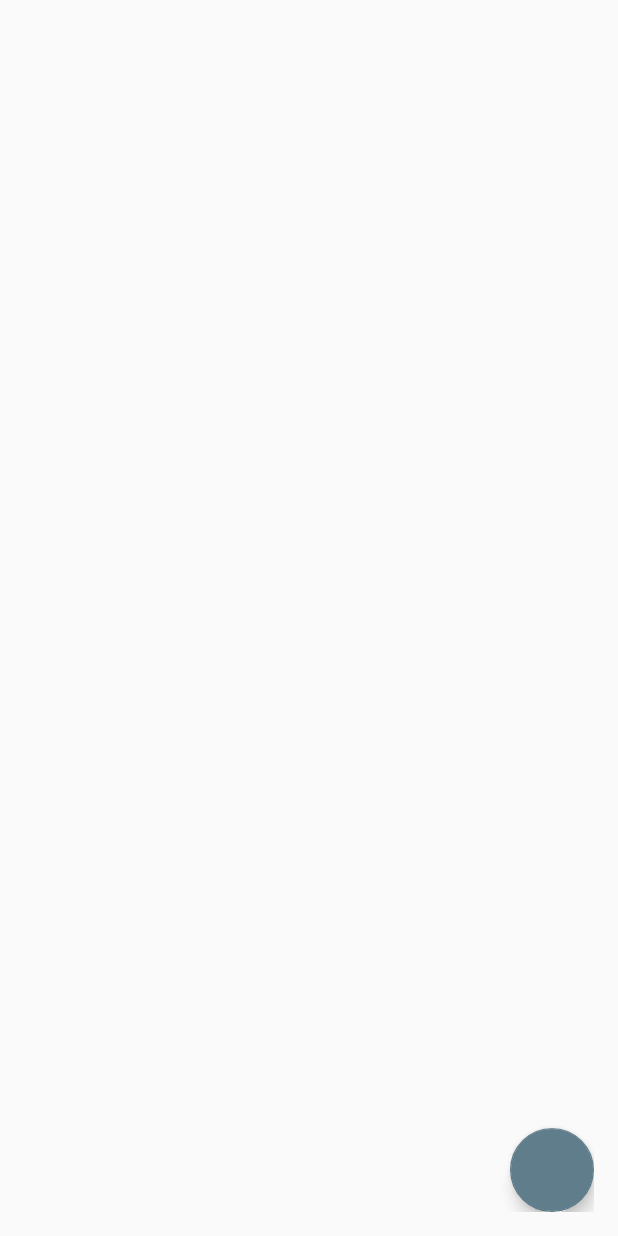
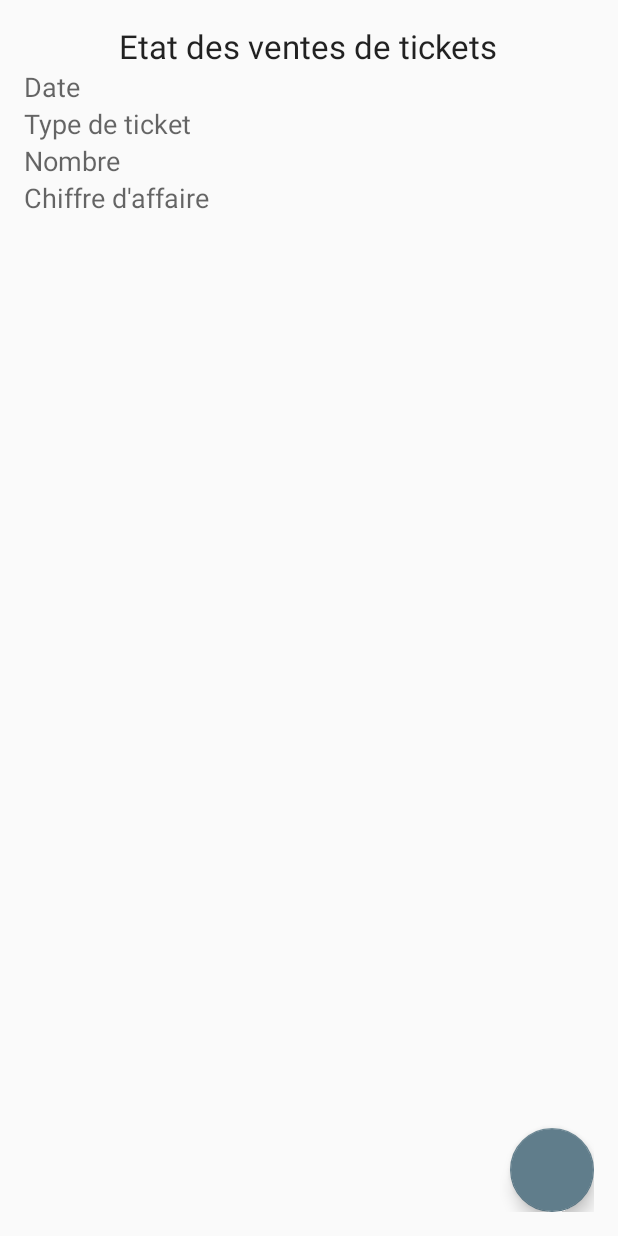
Before and after one commit to tpuch24/zooTeam3Front, an Android app: the TicketsDetailsActivity screen opened directly, with no data from a screen before it, on a phone screen of 412 x 824 dp. Run offline under Robolectric (Android 15) with nearby library versions, the phone set to English and light mode, and no system bars; 5 statements that could not run were skipped.

Commit message:
Work on UI, completion of text area and form

```diff
--- a/app/src/main/java/zooapp/jmdel/fr/zooapp/TicketsDetailsActivity.java
+++ b/app/src/main/java/zooapp/jmdel/fr/zooapp/TicketsDetailsActivity.java
@@ -7,6 +7,8 @@ import android.os.Bundle;
 import android.view.View;
 import android.widget.TextView;
 
+import zooapp.jmdel.fr.zooapp.model.Ticket;
+
 public class TicketsDetailsActivity extends AppCompatActivity {
 
     @Override
@@ -15,19 +17,35 @@ public class TicketsDetailsActivity extends AppCompatActivity {
         setContentView(R.layout.activity_tickets_details);
 
         Intent intent = getIntent();
-        String str = intent.getStringExtra("reference");
 
-        final TextView txtv = (TextView)findViewById(R.id.textView4);
+        //Put all object in a bundle
+        Bundle extras = intent.getExtras();
 
+        final Ticket ticket = (Ticket) extras.get("reference");
+
+        TextView txtv = (TextView)findViewById(R.id.textView2);
         assert txtv != null;
-        txtv.setText(str);
+        txtv.setText(ticket.getDate());
 
-        FloatingActionButton ticket = (FloatingActionButton) findViewById(R.id.ticketUpdate);
-        assert ticket != null;
-        ticket.setOnClickListener(new View.OnClickListener() {
+        txtv = (TextView)findViewById(R.id.textView3);
+        assert txtv != null;
+        txtv.setText(ticket.getCategory());
+
+        txtv = (TextView)findViewById(R.id.textView4);
+        assert txtv != null;
+        txtv.setText( String.valueOf(ticket.getNumber_sold()));
+
+        txtv = (TextView)findViewById(R.id.textView5);
+        assert txtv != null;
+        txtv.setText(String.valueOf(ticket.getIncome()));
+
+        FloatingActionButton fab = (FloatingActionButton) findViewById(R.id.ticketUpdate);
+        assert fab != null;
+        fab.setOnClickListener(new View.OnClickListener() {
             @Override
             public void onClick(View view) {
                 Intent intent=new Intent(TicketsDetailsActivity.this,TicketsUpdateActivity.class);
+                intent.putExtra("reference", ticket);
                 startActivity(intent);
             }
         });
--- a/app/src/main/java/zooapp/jmdel/fr/zooapp/model/Ticket.java
+++ b/app/src/main/java/zooapp/jmdel/fr/zooapp/model/Ticket.java
@@ -1,8 +1,9 @@
 package zooapp.jmdel.fr.zooapp.model;
 
+import java.io.Serializable;
 import java.util.Date;
 
-public class Ticket {
+public class Ticket implements Serializable{
     String category;
     String date;
     int number_sold;
--- a/app/src/main/java/zooapp/jmdel/fr/zooapp/model/TicketManager.java
+++ b/app/src/main/java/zooapp/jmdel/fr/zooapp/model/TicketManager.java
@@ -1,6 +1,7 @@
 package zooapp.jmdel.fr.zooapp.model;
 
 import java.util.ArrayList;
+import java.util.List;
 
 public class TicketManager {
     protected ArrayList<Ticket> list = new ArrayList<>();
@@ -28,4 +29,6 @@ public class TicketManager {
     {
         list.remove(tck);
     }
+
+    public ArrayList<Ticket> getList(){return list;}
 }
--- a/app/src/main/res/layout/activity_tickets_details.xml
+++ b/app/src/main/res/layout/activity_tickets_details.xml
@@ -1,5 +1,5 @@
 <?xml version="1.0" encoding="utf-8"?>
-<android.support.design.widget.CoordinatorLayout xmlns:android="http://schemas.android.com/apk/res/android"
+<RelativeLayout xmlns:android="http://schemas.android.com/apk/res/android"
     xmlns:tools="http://schemas.android.com/tools"
     android:layout_width="match_parent"
     android:layout_height="match_parent"
@@ -12,18 +12,51 @@
     <TextView
         android:layout_width="wrap_content"
         android:layout_height="wrap_content"
+        android:layout_centerHorizontal="true"
         android:textAppearance="?android:attr/textAppearanceLarge"
-        android:text="Large Text"
+        android:text="Etat des ventes de tickets"
+        android:id="@+id/textView" />
+
+    <TextView
+        android:layout_width="wrap_content"
+        android:layout_height="wrap_content"
+        android:textAppearance="?android:attr/textAppearanceMedium"
+        android:text="Date"
+        android:id="@+id/textView2"
+        android:layout_below="@+id/textView" />
+
+    <TextView
+        android:layout_width="wrap_content"
+        android:layout_height="wrap_content"
+        android:textAppearance="?android:attr/textAppearanceMedium"
+        android:text="Type de ticket"
+        android:id="@+id/textView3"
+        android:layout_below="@+id/textView2" />
+
+    <TextView
+        android:layout_width="wrap_content"
+        android:layout_height="wrap_content"
+        android:textAppearance="?android:attr/textAppearanceMedium"
+        android:text="Nombre"
+        android:ems="10"
         android:id="@+id/textView4"
-        android:layout_alignParentTop="true"
-        android:layout_alignParentLeft="true"
-        android:layout_alignParentStart="true"
-        android:layout_marginTop="121dp" />
+        android:layout_below="@+id/textView3" />
+
+    <TextView
+        android:layout_width="wrap_content"
+        android:layout_height="wrap_content"
+        android:textAppearance="?android:attr/textAppearanceMedium"
+        android:text="Chiffre d'affaire"
+        android:ems="10"
+        android:id="@+id/textView5"
+        android:layout_below="@+id/textView4" />
 
     <android.support.design.widget.FloatingActionButton
         android:id="@+id/ticketUpdate"
         android:layout_width="wrap_content"
         android:layout_height="wrap_content"
         android:layout_gravity="bottom|end"
-        />
-</android.support.design.widget.CoordinatorLayout>
+        android:layout_alignParentBottom="true"
+        android:layout_alignParentRight="true"
+        android:layout_alignParentEnd="true" />
+</RelativeLayout>
--- a/app/src/main/res/layout/content_tickets_add.xml
+++ b/app/src/main/res/layout/content_tickets_add.xml
@@ -17,7 +17,7 @@
         android:layout_height="wrap_content"
         android:layout_centerHorizontal="true"
         android:textAppearance="?android:attr/textAppearanceLarge"
-        android:text="Etat des ventes de tickets"
+        android:text="Ajout"
         android:id="@+id/textView" />
 
     <TextView
```
Also changed, not shown: app/src/main/java/zooapp/jmdel/fr/zooapp/TicketsListActivity.java (+12 -7 lines), app/src/main/java/zooapp/jmdel/fr/zooapp/TicketsUpdateActivity.java (+42 -3 lines), app/src/main/java/zooapp/jmdel/fr/zooapp/model/TicketAdapter.java (added, +21 -0 lines), app/src/main/res/layout/activity_tickets_list.xml (+10 -7 lines), app/src/main/res/layout/content_tickets_update.xml (+3 -5 lines).
